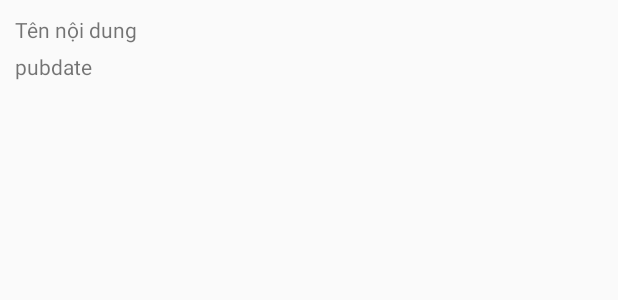
After one commit to chonhuong/GDPTQuangTri, an Android app: the layout trochoi_list_item.xml on its own in the app's theme, with its tools: preview values and no code run, on a phone screen of 412 x 824 dp. The commit adds this screen. Shown: the top 300 px of the screen. Run offline under Robolectric (Android 15) with nearby library versions, the phone set to English and light mode, and no system bars.

Commit message:
Android Studio AD10

```diff
--- a/app/src/main/java/com/example/gdptquangtri/FragmentNewsGDPT.java
+++ b/app/src/main/java/com/example/gdptquangtri/FragmentNewsGDPT.java
@@ -212,7 +212,7 @@ public class FragmentNewsGDPT extends Fragment {
             viewPagerAdapterTinTucGDPT.notifyDataSetChanged();
 
 
-            Toast.makeText(getActivity(), tieuDe, Toast.LENGTH_SHORT).show();
+            // Toast.makeText(getActivity(), tieuDe, Toast.LENGTH_SHORT).show();
         }
     }
 
--- a/app/src/main/java/com/example/gdptquangtri/MainActivity.java
+++ b/app/src/main/java/com/example/gdptquangtri/MainActivity.java
@@ -109,6 +109,7 @@ public class MainActivity extends AppCompatActivity {
 
 
         } else {
+            count = 0;
             bottomNavigationView.setSelectedItemId(R.id.navigation_newsGDPT);
         }
     }
--- a/app/src/main/res/layout/fragment_trochoi.xml
+++ b/app/src/main/res/layout/fragment_trochoi.xml
@@ -3,10 +3,10 @@
     android:layout_width="match_parent"
     android:layout_height="match_parent">
 
-    <ListView
-        android:id="@+id/listview_TroChoi"
+    <android.support.v7.widget.RecyclerView
+        android:id="@+id/recycler_TroChoi"
         android:layout_width="match_parent"
         android:layout_height="match_parent">
 
-    </ListView>
+    </android.support.v7.widget.RecyclerView>
 </LinearLayout>
--- /dev/null
+++ b/app/src/main/res/layout/trochoi_list_item.xml
@@ -0,0 +1,30 @@
+<?xml version="1.0" encoding="utf-8"?>
+<LinearLayout xmlns:android="http://schemas.android.com/apk/res/android"
+    android:layout_width="match_parent"
+    android:layout_height="match_parent"
+    android:layout_margin="10dp"
+    android:orientation="vertical">
+
+
+    <TextView
+        android:id="@+id/txt_TenTroChoi"
+        android:layout_width="match_parent"
+        android:layout_height="wrap_content"
+        android:text="Tên nội dung" />
+
+    <LinearLayout
+        android:layout_width="match_parent"
+        android:layout_height="wrap_content"
+        android:layout_gravity="left">
+
+        <TextView
+            android:id="@+id/txt_pubdateTroChoi"
+            android:layout_width="wrap_content"
+            android:layout_height="wrap_content"
+            android:layout_marginTop="5dp"
+            android:gravity="left"
+            android:text="pubdate" />
+    </LinearLayout>
+
+
+</LinearLayout>
```
Also changed, not shown: app/src/main/java/com/example/gdptquangtri/FisebaseDatabase.java (added, +51 -0 lines), app/src/main/java/com/example/gdptquangtri/FragmentTroChoi.java (+15 -4 lines), app/src/main/java/com/example/gdptquangtri/RecyclerView_TroChoi.java (added, +72 -0 lines), app/src/main/java/com/example/gdptquangtri/TroChoi.java (added, +36 -0 lines), app/src/main/res/layout/context_trochoi.xml (added, +25 -0 lines).
